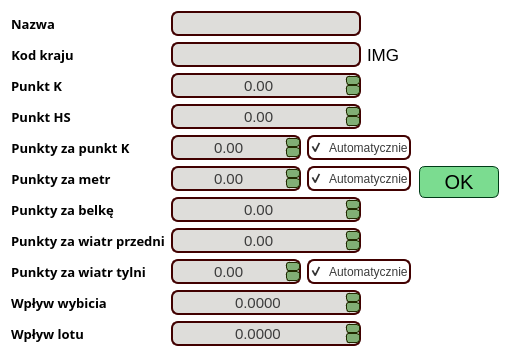
This is UI/EditorWidgets/HillEditorWidget.ui in SiekamCebule/sj-sim as Qt 5 draws it before an edit. The edited form follows.
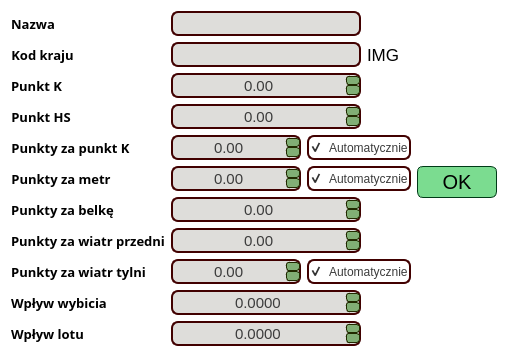
This is the edited form.

```diff
--- a/UI/EditorWidgets/HillEditorWidget.ui
+++ b/UI/EditorWidgets/HillEditorWidget.ui
@@ -9,8 +9,8 @@
    <rect>
     <x>0</x>
     <y>0</y>
-    <width>510</width>
-    <height>363</height>
+    <width>508</width>
+    <height>364</height>
    </rect>
   </property>
   <property name="font">
@@ -1030,22 +1030,6 @@
      </item>
     </layout>
    </item>
-   <item>
-    <spacer name="horizontalSpacer">
-     <property name="orientation">
-      <enum>Qt::Horizontal</enum>
-     </property>
-     <property name="sizeType">
-      <enum>QSizePolicy::Maximum</enum>
-     </property>
-     <property name="sizeHint" stdset="0">
-      <size>
-       <width>36</width>
-       <height>20</height>
-      </size>
-     </property>
-    </spacer>
-   </item>
    <item>
     <layout class="QVBoxLayout" name="verticalLayout_characteristicsEditor">
      <item>
```
